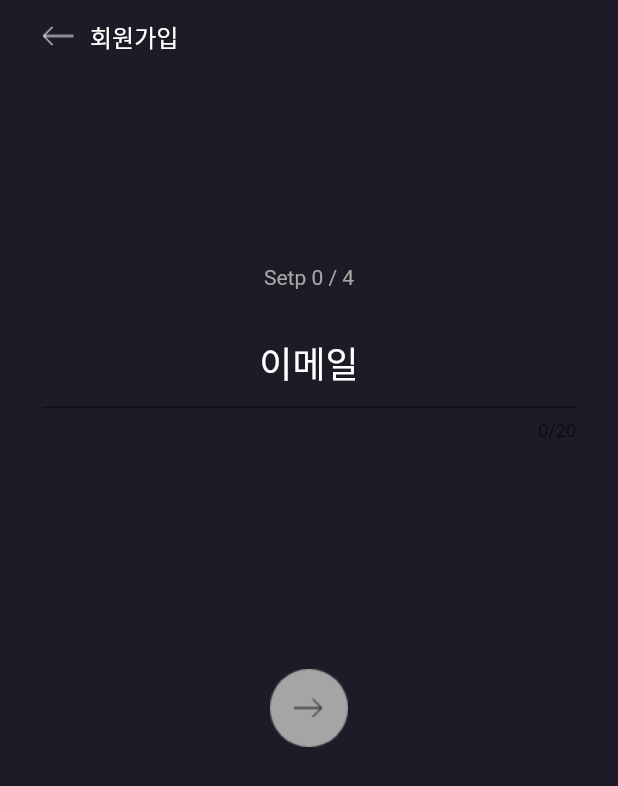
After one commit to JOIN-M-Y/Mobile, a Flutter app: the screen it shows after launch, after a tap on "계정이 없으신가요?", on a phone screen of 412 x 824 dp. The commit adds this screen. Shown: the top 786 px of the screen. Run offline on Flutter 3.47's test engine with Material 2 defaults, Android fonts, the phone set to English and light mode, and no system bars; our stand-ins replace google_sign_in, rxdart; missing offline and left inert: flare_splash_screen.

Commit message:
Create : 회원가입 페이지 이메일 부분

```diff
--- a/lib/const/strings.dart
+++ b/lib/const/strings.dart
@@ -2,8 +2,10 @@ class Strings {
   static const String NOTIFICATION_TITLE = "알림";
   static const String NOTIFICATION_NOTICE = "공지사항";
   static const String NOTIFICATION_UNREAD_COUNT = " 개의 읽지 않은 알림이 있습니다.";
+  static const String SIGN_UP_TITLE = "회원가입";
 }
 
 class Routes {
   static const String HOME = "/home";
+  static const String SIGN_UP = "/signUp";
 }
--- a/lib/main.dart
+++ b/lib/main.dart
@@ -7,6 +7,7 @@ import 'package:join/page/joinMainPage.dart';
 import 'package:join/page/loginPage.dart';
 
 import 'const/strings.dart';
+import 'page/signUpEmailPage.dart';
 
 void main() {
   if (Platform.isIOS) {
@@ -31,7 +32,10 @@ class JoinApp extends StatelessWidget {
         startAnimation: "intro",
         until: () => Future.delayed(Duration(seconds: 2)),
       ),
-      routes: {Routes.HOME: (_) => JoinMainPage()},
+      routes: {
+        Routes.HOME: (_) => JoinMainPage(),
+        Routes.SIGN_UP: (_) => SignUpEmailPage()
+      },
     );
   }
 }
--- a/lib/page/loginPage.dart
+++ b/lib/page/loginPage.dart
@@ -1,5 +1,6 @@
 import 'package:flutter/cupertino.dart';
 import 'package:flutter/material.dart';
+import 'package:join/const/strings.dart';
 
 class LoginPage extends StatefulWidget {
   @override
@@ -24,14 +25,14 @@ class _LoginPage extends State<LoginPage> {
               inputPasswordForm(),
               loginButton(),
               googleLoginButton(),
-              idPwFindORSignIn()
+              idPwFindORSignIn(context)
             ],
           )),
         ));
   }
 }
 
-Widget idPwFindORSignIn() {
+Widget idPwFindORSignIn(BuildContext context) {
   return Container(
     margin: EdgeInsets.only(top: 16),
     child: Row(
@@ -39,10 +40,13 @@ Widget idPwFindORSignIn() {
       children: <Widget>[
         Text("아이디, 비밀번호 찾기 |", style: TextStyle(
             fontSize: 12, color: Color.fromRGBO(177, 177, 177, 1))),
-        Text("계정이 없으신가요?", style: TextStyle(
-            fontSize: 12, color: Color.fromRGBO(177, 177, 177, 1)),)
-      ],
-    ),
+        GestureDetector(
+            onTap: () => Navigator.pushNamed(context, Routes.SIGN_UP),
+            child: Text("계정이 없으신가요?", style: TextStyle(
+                fontSize: 12, color: Color.fromRGBO(177, 177, 177, 1)),
+            ))
+      ]
+    )
   );
 }
 
--- /dev/null
+++ b/lib/page/signUpEmailPage.dart
@@ -0,0 +1,103 @@
+import 'package:flutter/cupertino.dart';
+import 'package:flutter/material.dart';
+import 'package:join/const/strings.dart';
+
+class SignUpEmailPage extends StatefulWidget {
+  @override
+  State<StatefulWidget> createState() => _SignUpEmailPage();
+}
+
+class _SignUpEmailPage extends State<SignUpEmailPage> {
+  int stepCount = 0;
+
+  @override
+  Widget build(BuildContext context) {
+    return Scaffold(
+      backgroundColor: Color.fromRGBO(28, 27, 38, 2),
+      body: SafeArea(
+        child: Padding(
+          padding: const EdgeInsets.only(left: 28, right: 28),
+          child: Column(
+            mainAxisSize: MainAxisSize.max,
+            children: <Widget>[
+              topToolbar(context),
+              textStep(),
+              inputForm(),
+              loginButton()
+            ],
+          ),
+        ),
+      ),
+    );
+  }
+
+  Widget topToolbar(BuildContext context) {
+    return Padding(
+      padding: const EdgeInsets.only(top: 8),
+      child: Row(
+        children: <Widget>[
+          GestureDetector(
+              onTap: () => Navigator.pop(context),
+              child: Image(image: AssetImage('images/arrow_left.png'))),
+          Text(
+            Strings.SIGN_UP_TITLE,
+            style: TextStyle(color: Colors.white, fontSize: 16),
+          )
+        ],
+      ),
+    );
+  }
+
+  Widget textStep() {
+    return Container(
+      margin: const EdgeInsets.only(top: 137),
+      child: Text(
+        "Setp $stepCount / 4",
+        style: TextStyle(color: Color.fromRGBO(165, 165, 165, 1), fontSize: 14),
+      ),
+    );
+  }
+
+  Widget inputForm() {
+    return Container(
+      alignment: Alignment.center,
+      margin: const EdgeInsets.only(top: 19),
+      child: Wrap(
+        children: <Widget>[
+          TextFormField(
+            textAlign: TextAlign.center,
+            maxLength: 20,
+            decoration: InputDecoration(
+                hintText: "이메일",
+                hintStyle: TextStyle(
+                    color: Color.fromRGBO(255, 255, 255, 1), fontSize: 24),
+                focusedBorder: UnderlineInputBorder(
+                  borderSide: BorderSide(color: Colors.transparent),
+                )),
+            style: TextStyle(
+                color: Color.fromRGBO(255, 255, 255, 1), fontSize: 24),
+            keyboardType: TextInputType.emailAddress,
+            maxLines: 1,
+            cursorColor: Color.fromRGBO(0, 122, 255, 1),
+          )
+        ],
+      ),
+    );
+  }
+
+  Widget loginButton() {
+    return Container(
+      alignment: Alignment.center,
+      margin: EdgeInsets.only(top: 152),
+      child: IconButton(
+        padding: EdgeInsets.all(0),
+        iconSize: 52,
+        onPressed: () {
+          stepCount++;
+          setState((){});
+        },
+        icon: Image.asset("images/btn_login_disabled.png"),
+      ),
+    );
+  }
+}
```
